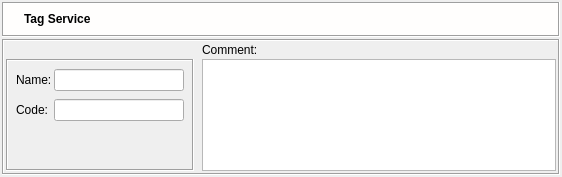
fwbuilder/fwbuilder, file src/gui/tagservicedialog_q.ui: the form before one commit.
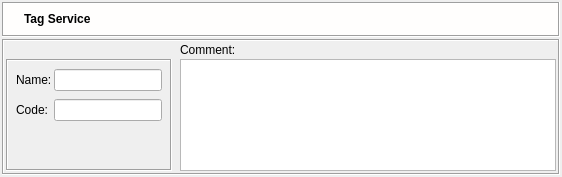
The form after the commit. Icons and pictures are not drawn.

Diff of the .ui file:
```diff
--- a/src/gui/tagservicedialog_q.ui
+++ b/src/gui/tagservicedialog_q.ui
@@ -311,7 +311,7 @@
              </property>
              <property name="minimumSize" >
               <size>
-               <width>130</width>
+               <width>0</width>
                <height>0</height>
               </size>
              </property>
```
